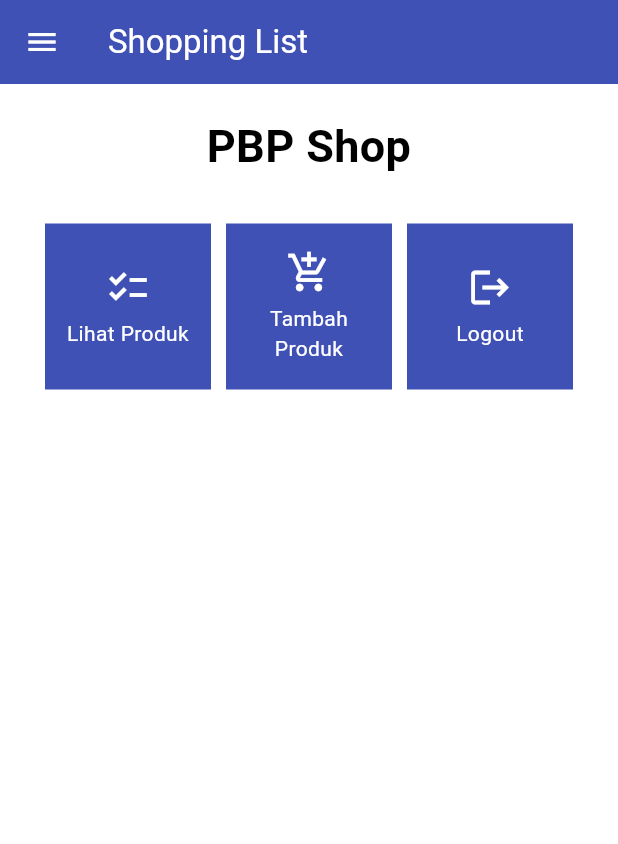
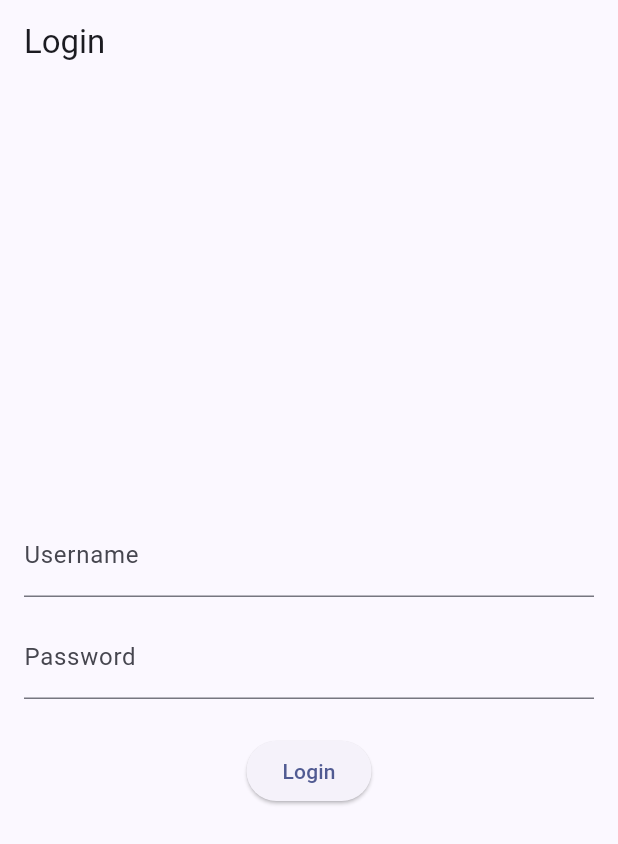
Before and after one commit to ghina2703/shopping-list-mobile, a Flutter app: the screen it shows after launch, on a phone screen of 412 x 824 dp. Shown: the top 844 px of the screen. Run offline on Flutter 3.47's test engine with Material 2 defaults, Android fonts, the phone set to English and light mode, and no system bars; missing offline and left inert: pbp_django_auth.

```diff
--- a/lib/main.dart
+++ b/lib/main.dart
@@ -1,4 +1,7 @@
 import 'package:flutter/material.dart';
+import 'package:pbp_django_auth/pbp_django_auth.dart';
+import 'package:provider/provider.dart';
+import 'package:shopping_list/screens/login.dart';
 import 'package:shopping_list/screens/menu.dart';
 
 void main() {
@@ -6,34 +9,22 @@ void main() {
 }
 
 class MyApp extends StatelessWidget {
-  const MyApp({super.key});
+  const MyApp({Key? key}) : super(key: key);
 
-  // This widget is the root of your application.
   @override
   Widget build(BuildContext context) {
-    return MaterialApp(
-      title: 'Flutter Demo',
-      theme: ThemeData(
-        // This is the theme of your application.
-        //
-        // TRY THIS: Try running your application with "flutter run". You'll see
-        // the application has a blue toolbar. Then, without quitting the app,
-        // try changing the seedColor in the colorScheme below to Colors.green
-        // and then invoke "hot reload" (save your changes or press the "hot
-        // reload" button in a Flutter-supported IDE, or press "r" if you used
-        // the command line to start the app).
-        //
-        // Notice that the counter didn't reset back to zero; the application
-        // state is not lost during the reload. To reset the state, use hot
-        // restart instead.
-        //
-        // This works for code too, not just values: Most code changes can be
-        // tested with just a hot reload.
-        appBarTheme: AppBarTheme(backgroundColor: Colors.indigo),
-        colorScheme: ColorScheme.fromSwatch(primarySwatch: Colors.indigo),
-        useMaterial3: true,
-      ),
-      home: MyHomePage(),
+    return Provider(
+      create: (_) {
+        CookieRequest request = CookieRequest();
+        return request;
+      },
+      child: MaterialApp(
+          title: 'Flutter App',
+          theme: ThemeData(
+            colorScheme: ColorScheme.fromSeed(seedColor: Colors.indigo),
+            useMaterial3: true,
+          ),
+          home: LoginPage()),
     );
   }
 }
--- /dev/null
+++ b/lib/screens/login.dart
@@ -0,0 +1,115 @@
+import 'package:shopping_list/screens/menu.dart';
+import 'package:flutter/material.dart';
+import 'package:pbp_django_auth/pbp_django_auth.dart';
+import 'package:provider/provider.dart';
+
+void main() {
+  runApp(const LoginApp());
+}
+
+class LoginApp extends StatelessWidget {
+  const LoginApp({super.key});
+
+  @override
+  Widget build(BuildContext context) {
+    return MaterialApp(
+      title: 'Login',
+      theme: ThemeData(
+        primarySwatch: Colors.blue,
+      ),
+      home: const LoginPage(),
+    );
+  }
+}
+
+class LoginPage extends StatefulWidget {
+  const LoginPage({super.key});
+
+  @override
+  _LoginPageState createState() => _LoginPageState();
+}
+
+class _LoginPageState extends State<LoginPage> {
+  final TextEditingController _usernameController = TextEditingController();
+  final TextEditingController _passwordController = TextEditingController();
+
+  @override
+  Widget build(BuildContext context) {
+    final request = context.watch<CookieRequest>();
+    return Scaffold(
+      appBar: AppBar(
+        title: const Text('Login'),
+      ),
+      body: Container(
+        padding: const EdgeInsets.all(16.0),
+        child: Column(
+          mainAxisAlignment: MainAxisAlignment.center,
+          children: [
+            TextField(
+              controller: _usernameController,
+              decoration: const InputDecoration(
+                labelText: 'Username',
+              ),
+            ),
+            const SizedBox(height: 12.0),
+            TextField(
+              controller: _passwordController,
+              decoration: const InputDecoration(
+                labelText: 'Password',
+              ),
+              obscureText: true,
+            ),
+            const SizedBox(height: 24.0),
+            ElevatedButton(
+              onPressed: () async {
+                String username = _usernameController.text;
+                String password = _passwordController.text;
+
+                // Cek kredensial
+                // TODO: Ganti URL dan jangan lupa tambahkan trailing slash (/) di akhir URL!
+                // Untuk menyambungkan Android emulator dengan Django pada localhost,
+                // gunakan URL http://10.0.2.2/
+                final response =
+                    // await request.login("http://10.0.2.2:8000/auth/login/", {
+                    await request.login("http://127.0.0.1:8000/auth/login/", {
+                  'username': username,
+                  'password': password,
+                });
+
+                if (request.loggedIn) {
+                  String message = response['message'];
+                  String uname = response['username'];
+                  Navigator.pushReplacement(
+                    context,
+                    MaterialPageRoute(builder: (context) => MyHomePage()),
+                  );
+                  ScaffoldMessenger.of(context)
+                    ..hideCurrentSnackBar()
+                    ..showSnackBar(SnackBar(
+                        content: Text("$message Selamat datang, $uname.")));
+                } else {
+                  showDialog(
+                    context: context,
+                    builder: (context) => AlertDialog(
+                      title: const Text('Login Gagal'),
+                      content: Text(response['message']),
+                      actions: [
+                        TextButton(
+                          child: const Text('OK'),
+                          onPressed: () {
+                            Navigator.pop(context);
+                          },
+                        ),
+                      ],
+                    ),
+                  );
+                }
+              },
+              child: const Text('Login'),
+            ),
+          ],
+        ),
+      ),
+    );
+  }
+}
--- a/pubspec.yaml
+++ b/pubspec.yaml
@@ -35,6 +35,9 @@ dependencies:
   # The following adds the Cupertino Icons font to your application.
   # Use with the CupertinoIcons class for iOS style icons.
   cupertino_icons: ^1.0.2
+  provider: ^6.1.1
+  pbp_django_auth: ^0.3.1
+  http: ^0.13.6
 
 dev_dependencies:
   flutter_test:
```
Also changed, not shown: lib/models/product.dart (added, +68 -0 lines), lib/screens/list_product.dart (added, +90 -0 lines), lib/screens/menu.dart (+10 -107 lines), lib/screens/shoplist_form.dart (+37 -28 lines), lib/widgets/left_drawer.dart (+13 -1 lines), lib/widgets/shop_card.dart (+31 -5 lines), pubspec.lock, 2 other files.
